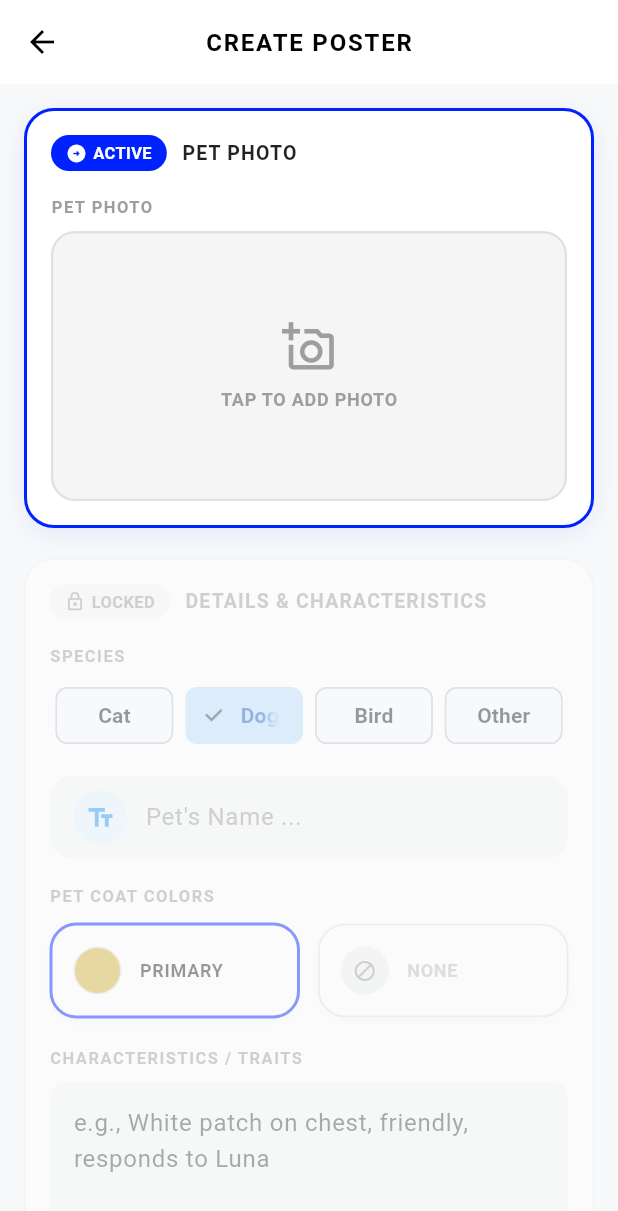
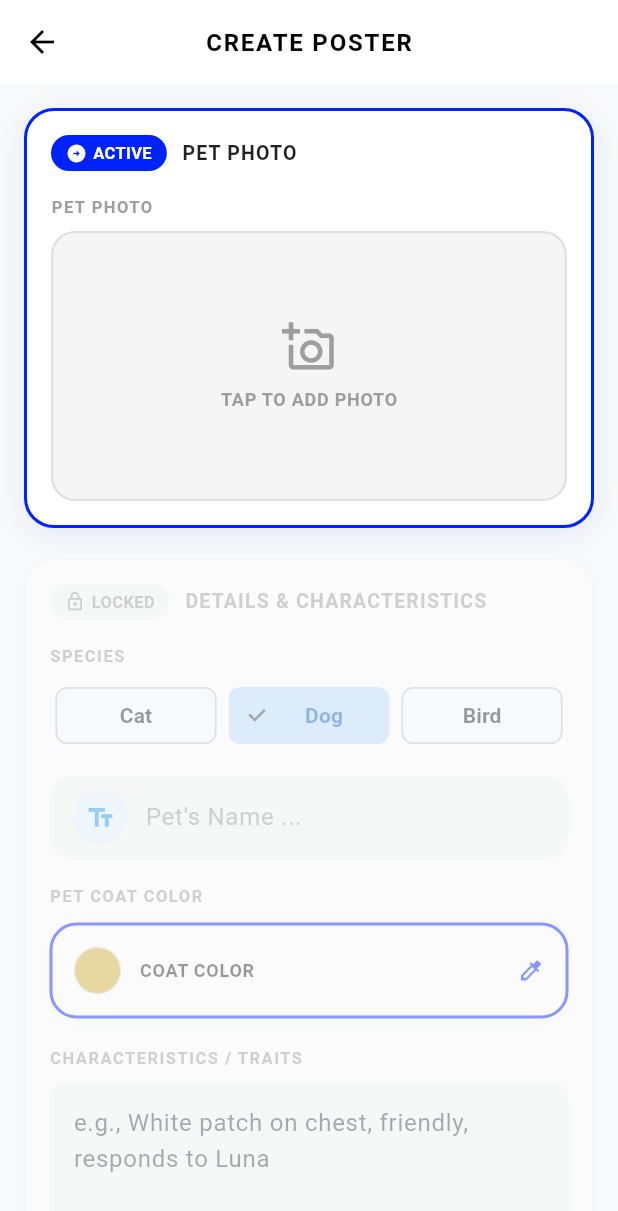
Before and after one commit to KengChayodom/Petty_Bounty_Frontend, a Flutter app: the LostPetPostScreen screen opened by its route, on a phone screen of 412 x 824 dp. Shown: the top 1211 px of the screen. Run offline on Flutter 3.47's test engine with Material 3 defaults, Android fonts, the phone set to English and light mode, and no system bars; our stand-ins replace cached_network_image, camera, equatable, firebase_core, firebase_messaging, flutter_cache_manager and 10 more; missing offline and left inert: flutter_map_marker_cluster; accounts and stored records are empty; network calls fail.

Commit message:
remove other choice and select only one color

```diff
--- a/lib/src/core/constants/pet_species.dart
+++ b/lib/src/core/constants/pet_species.dart
@@ -2,30 +2,32 @@
 enum PetSpecies {
   cat('Cat', '🐱'),
   dog('Dog', '🐶'),
-  bird('Bird', '🦜'),
-  other('Other', '🐾');
+  bird('Bird', '🦜');
 
   final String label;
   final String emoji;
 
   const PetSpecies(this.label, this.emoji);
 
-  /// List of species labels ['Cat', 'Dog', 'Bird', 'Other']
+  /// List of selectable species labels ['Cat', 'Dog', 'Bird'].
   static List<String> get labels =>
       PetSpecies.values.map((e) => e.label).toList();
 
-  /// Parse from string safely, defaulting to Other if not matched
-  static PetSpecies fromString(String? value) {
-    if (value == null) return PetSpecies.other;
+  /// Parse from string, returning null when the value is not one of
+  /// Cat / Dog / Bird (e.g. a legacy 'Other' record or a raw AI detection
+  /// like 'Rabbit'). Callers decide how to present an unmatched value.
+  static PetSpecies? fromString(String? value) {
+    if (value == null) return null;
     final normalized = value.trim().toLowerCase();
-    return PetSpecies.values.firstWhere(
-      (e) => e.label.toLowerCase() == normalized,
-      orElse: () => PetSpecies.other,
-    );
+    for (final species in PetSpecies.values) {
+      if (species.label.toLowerCase() == normalized) return species;
+    }
+    return null;
   }
 
-  /// Get emoji by species name string
+  /// Get emoji by species name string, falling back to a neutral paw for
+  /// any value outside Cat / Dog / Bird.
   static String emojiFor(String? speciesName) {
-    return fromString(speciesName).emoji;
+    return fromString(speciesName)?.emoji ?? '🐾';
   }
 }
--- a/lib/src/features/lost_pet_post/domain/providers/lost_pet_post_form_provider.dart
+++ b/lib/src/features/lost_pet_post/domain/providers/lost_pet_post_form_provider.dart
@@ -5,7 +5,6 @@ class LostPetPostFormState {
   final String petName;
   final String species;
   final String? primaryColorHex;
-  final String? secondaryColorHex;
   final String traits;
   final bool isBountyMode;
   final double bountyAmount;
@@ -27,7 +26,6 @@ class LostPetPostFormState {
     this.petName = '',
     this.species = 'Dog',
     this.primaryColorHex = '#D4AF37',
-    this.secondaryColorHex,
     this.traits = '',
     this.isBountyMode = false,
     this.bountyAmount = 10000.0,
@@ -43,7 +41,6 @@ class LostPetPostFormState {
     String? petName,
     String? species,
     String? primaryColorHex,
-    String? secondaryColorHex,
     String? traits,
     bool? isBountyMode,
     double? bountyAmount,
@@ -54,7 +51,6 @@ class LostPetPostFormState {
     double? longitude,
     DateTime? lastSeenTime,
     bool clearPrimaryColorHex = false,
-    bool clearSecondaryColorHex = false,
     bool clearImagePath = false,
     bool clearImageUrl = false,
   }) {
@@ -64,9 +60,6 @@ class LostPetPostFormState {
       primaryColorHex: clearPrimaryColorHex
           ? null
           : (primaryColorHex ?? this.primaryColorHex),
-      secondaryColorHex: clearSecondaryColorHex
-          ? null
-          : (secondaryColorHex ?? this.secondaryColorHex),
       traits: traits ?? this.traits,
       isBountyMode: isBountyMode ?? this.isBountyMode,
       bountyAmount: bountyAmount ?? this.bountyAmount,
@@ -90,12 +83,6 @@ class LostPetPostFormNotifier extends StateNotifier<LostPetPostFormState> {
 
   void updateColor(String hex) =>
       state = state.copyWith(primaryColorHex: hex);
-
-  void updateSecondaryColor(String hex) =>
-      state = state.copyWith(secondaryColorHex: hex);
-
-  void clearSecondaryColor() =>
-      state = state.copyWith(clearSecondaryColorHex: true);
 
   void updateTraits(String value) => state = state.copyWith(traits: value);
 
--- a/lib/src/features/lost_pet_post/presentation/lost_pet_post_screen.dart
+++ b/lib/src/features/lost_pet_post/presentation/lost_pet_post_screen.dart
@@ -141,8 +141,6 @@ class _LostPetPostScreenState extends ConsumerState<LostPetPostScreen> {
       species: formState.species,
       characteristics: {
         "color": formState.primaryColorHex,
-        if (formState.secondaryColorHex != null)
-          "secondary_color": formState.secondaryColorHex,
         "traits": formState.traits.trim().isNotEmpty
             ? formState.traits.trim()
             : "Standard",
--- a/lib/src/features/lost_pet_post/presentation/widgets/collar_marker_widget.dart
+++ b/lib/src/features/lost_pet_post/presentation/widgets/collar_marker_widget.dart
@@ -16,7 +16,6 @@ class CollarMarkerWidget extends ConsumerWidget {
   void _openColorPicker({
     required BuildContext context,
     required WidgetRef ref,
-    required bool isSecondary,
   }) {
     final state = ref.read(lostPetPostFormProvider);
     final notifier = ref.read(lostPetPostFormProvider.notifier);
@@ -31,14 +30,6 @@ class CollarMarkerWidget extends ConsumerWidget {
       return;
     }
 
-    final initialHex = isSecondary
-        ? (state.secondaryColorHex ?? '#FFFFFF')
-        : (state.primaryColorHex ?? '#D0D0D0');
-
-    final otherColorHex = isSecondary
-        ? state.primaryColorHex
-        : state.secondaryColorHex;
-
     showDialog(
       context: context,
       barrierDismissible: false,
@@ -46,22 +37,8 @@ class CollarMarkerWidget extends ConsumerWidget {
         return PetImageEyedropperDialog(
           imagePath: state.imagePath,
           imageUrl: state.imageUrl,
-          initialHex: initialHex,
-          isSecondary: isSecondary,
-          otherColorHex: otherColorHex,
-          onColorConfirmed: (selectedHex) {
-            if (isSecondary) {
-              notifier.updateSecondaryColor(selectedHex);
-            } else {
-              // If selected primary color matches current secondary color, clear secondary
-              if (state.secondaryColorHex != null &&
-                  selectedHex.toUpperCase() ==
-                      state.secondaryColorHex!.toUpperCase()) {
-                notifier.clearSecondaryColor();
-              }
-              notifier.updateColor(selectedHex);
-            }
-          },
+          initialHex: state.primaryColorHex ?? '#D0D0D0',
+          onColorConfirmed: notifier.updateColor,
         );
       },
     );
@@ -72,13 +49,9 @@ class CollarMarkerWidget extends ConsumerWidget {
     final primaryColorHex = ref.watch(
       lostPetPostFormProvider.select((state) => state.primaryColorHex),
     );
-    final secondaryColorHex = ref.watch(
-      lostPetPostFormProvider.select((state) => state.secondaryColorHex),
-    );
     final notifier = ref.read(lostPetPostFormProvider.notifier);
 
     final currentPrimaryHex = (primaryColorHex ?? '#D0D0D0').toUpperCase();
-    final currentSecondaryHex = secondaryColorHex?.toUpperCase();
 
     Color parseColor(String hex) {
       try {
@@ -90,15 +63,12 @@ class CollarMarkerWidget extends ConsumerWidget {
     }
 
     final primaryColor = parseColor(currentPrimaryHex);
-    final secondaryColor = currentSecondaryHex != null
-        ? parseColor(currentSecondaryHex)
-        : null;
 
     return Column(
       crossAxisAlignment: CrossAxisAlignment.start,
       children: [
         const Text(
-          'PET COAT COLORS',
+          'PET COAT COLOR',
           style: TextStyle(
             fontSize: 11,
             fontWeight: FontWeight.bold,
@@ -108,17 +78,9 @@ class CollarMarkerWidget extends ConsumerWidget {
         ),
         const SizedBox(height: 10),
 
-        // 2 TILES ROW MATCHING USER DESIGN (NO HEX CODES SHOWN)
-        Row(
-          children: [
-            // 1. PRIMARY COLOR TILE
-            Expanded(
-              child: GestureDetector(
-                onTap: () => _openColorPicker(
-                  context: context,
-                  ref: ref,
-                  isSecondary: false,
-                ),
+        // SINGLE COAT COLOR TILE (NO HEX CODE SHOWN)
+        GestureDetector(
+          onTap: () => _openColorPicker(context: context, ref: ref),
           child: Container(
             padding:
                 const EdgeInsets.symmetric(horizontal: 14, vertical: 14),
@@ -150,7 +112,7 @@ class CollarMarkerWidget extends ConsumerWidget {
                 ),
                 const SizedBox(width: 12),
                 const Text(
-                        'PRIMARY',
+                  'COAT COLOR',
                   style: TextStyle(
                     fontSize: 12,
                     fontWeight: FontWeight.bold,
@@ -158,99 +120,15 @@ class CollarMarkerWidget extends ConsumerWidget {
                     letterSpacing: 0.5,
                   ),
                 ),
-                    ],
-                  ),
-                ),
-              ),
-            ),
-            const SizedBox(width: 12),
-
-            // 2. SECONDARY COLOR TILE
-            Expanded(
-              child: GestureDetector(
-                onTap: () => _openColorPicker(
-                  context: context,
-                  ref: ref,
-                  isSecondary: true,
-                ),
-                child: Container(
-                  padding:
-                      const EdgeInsets.symmetric(horizontal: 14, vertical: 14),
-                  decoration: BoxDecoration(
-                    color: Colors.white,
-                    borderRadius: BorderRadius.circular(18),
-                    border: Border.all(
-                      color: secondaryColor != null
-                          ? Colors.teal
-                          : Colors.grey.shade300,
-                      width: secondaryColor != null ? 2.0 : 1.2,
-                    ),
-                    boxShadow: [
-                      BoxShadow(
-                        color: Colors.black.withValues(alpha: 0.03),
-                        blurRadius: 6,
-                        offset: const Offset(0, 2),
-                      ),
-                    ],
-                  ),
-                  child: Row(
-                    children: [
-                      if (secondaryColor != null)
-                        Container(
-                          width: 32,
-                          height: 32,
-                          decoration: BoxDecoration(
-                            color: secondaryColor,
-                            shape: BoxShape.circle,
-                            border: Border.all(color: Colors.grey.shade300),
-                          ),
-                        )
-                      else
-                        Container(
-                          width: 32,
-                          height: 32,
-                          decoration: BoxDecoration(
-                            color: Colors.grey[150] ?? Colors.grey[200],
-                            shape: BoxShape.circle,
-                          ),
-                          child: const Icon(
-                            Icons.block,
-                            size: 16,
-                            color: Colors.grey,
-                          ),
-                        ),
-                      const SizedBox(width: 12),
-                      Expanded(
-                        child: Text(
-                          secondaryColor != null ? 'SECONDARY' : 'NONE',
-                          style: TextStyle(
-                            fontSize: 12,
-                            fontWeight: FontWeight.bold,
-                            color: secondaryColor != null
-                                ? Colors.black87
-                                : Colors.grey.shade400,
-                            letterSpacing: 0.5,
-                          ),
-                        ),
-                      ),
-                      if (secondaryColor != null)
-                        GestureDetector(
-                          onTap: () => notifier.clearSecondaryColor(),
-                          child: Container(
-                            padding: const EdgeInsets.all(4),
-                            child: const Icon(
-                              Icons.close,
-                              size: 16,
-                              color: Colors.grey,
-                            ),
-                          ),
+                const Spacer(),
+                const Icon(
+                  Icons.colorize,
+                  size: 18,
+                  color: Color(0xFF0022FF),
                 ),
               ],
             ),
           ),
-              ),
-            ),
-          ],
         ),
 
         const SizedBox(height: 18),
@@ -291,7 +169,7 @@ class PetImageEyedropperDialog extends StatefulWidget {
     this.imagePath,
     this.imageUrl,
     required this.initialHex,
-    required this.isSecondary,
+    this.isSecondary = false,
     this.otherColorHex,
     required this.onColorConfirmed,
   });
--- a/lib/src/features/lost_pet_post/presentation/widgets/species_selector_widget.dart
+++ b/lib/src/features/lost_pet_post/presentation/widgets/species_selector_widget.dart
@@ -4,7 +4,7 @@ import 'package:flutter_riverpod/flutter_riverpod.dart';
 import '../../../../core/constants/pet_species.dart';
 import '../../domain/providers/lost_pet_post_form_provider.dart';
 
-/// Species chip row (Cat/Dog/Bird/Other) — required by the backend schema.
+/// Species chip row (Cat/Dog/Bird) — required by the backend schema.
 class SpeciesSelectorWidget extends ConsumerWidget {
   const SpeciesSelectorWidget({super.key});
 
```
Also changed, not shown: lib/src/features/status_tracker/data/models/sighting_activity.dart (+3 -4 lines), pubspec.lock. Lines whose indentation alone changed are shown as unchanged.
